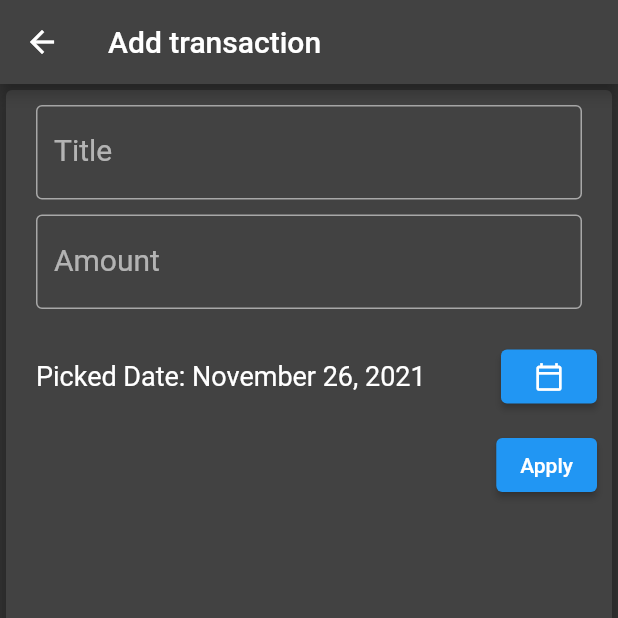
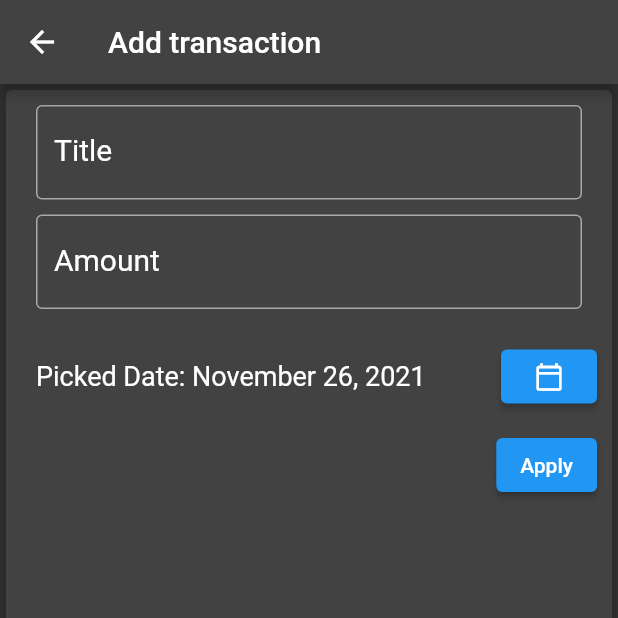
Before and after one commit to DoomHopes/cost_accounting, a Flutter app: the TransactionForm screen opened directly, on a phone screen of 412 x 824 dp, the top half of it. Run offline on Flutter 3.47's test engine with Material 2 defaults, Android fonts, the light colour scheme and no system bars; our stand-ins replace flutter_riverpod, sqflite; accounts and stored records are empty.

Commit message:
soem change

```diff
--- a/lib/presentation/widgets/input_widget.dart
+++ b/lib/presentation/widgets/input_widget.dart
@@ -22,6 +22,10 @@ class InputWidget extends StatelessWidget {
         style: const TextStyle(fontSize: 20),
         decoration: InputDecoration(
           labelText: labelDecoration,
+          labelStyle: const TextStyle(
+            color: Colors.white,
+          ),
+          focusColor: Colors.white,
           focusedBorder: const OutlineInputBorder(
             borderSide: BorderSide(color: Colors.white, width: 3),
           ),
```
Also changed, not shown: lib/presentation/core/transaction_page.dart (+4 -3 lines).
